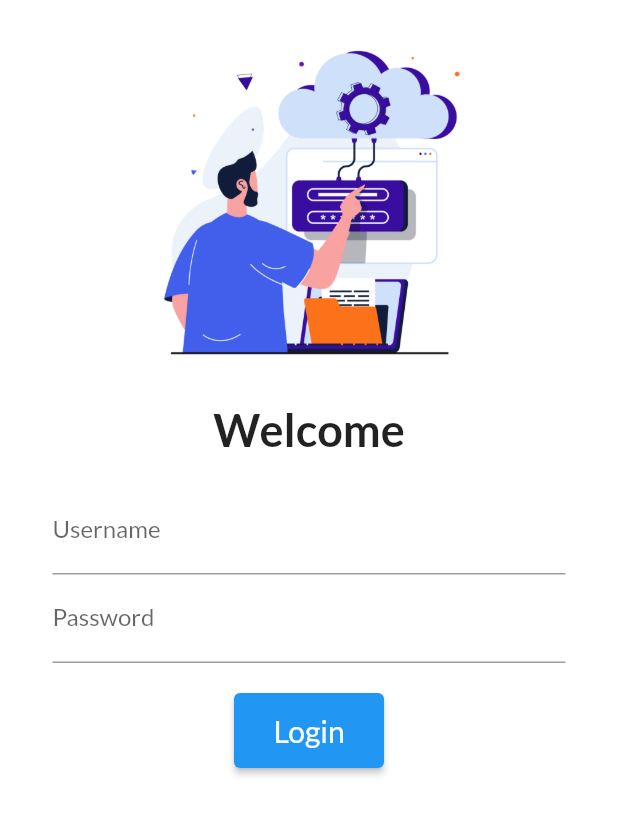
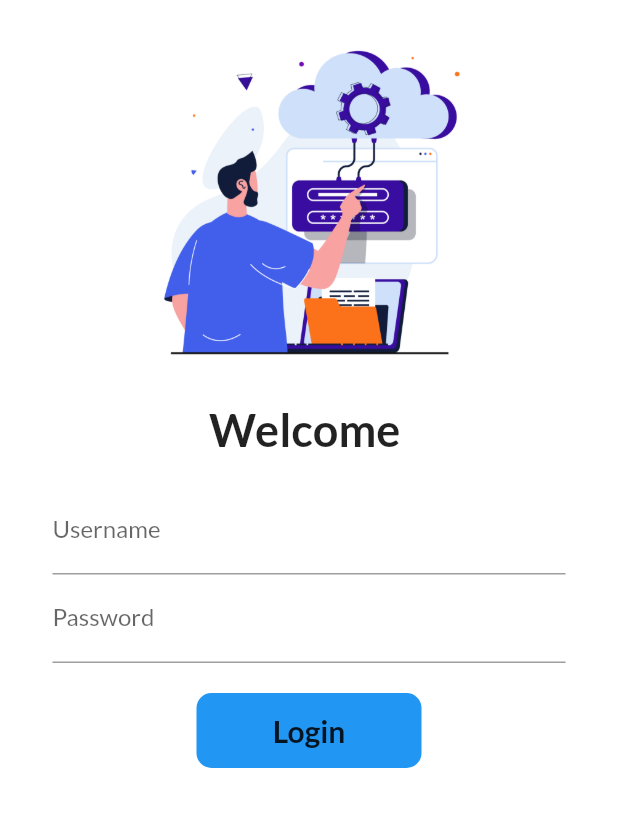
Before and after one commit to Dibs07/MY-30-DAYS-OF-FLUTTER, a Flutter app: the screen it shows after launch, on a phone screen of 412 x 824 dp. Shown: the top 815 px of the screen. Run offline on Flutter 3.47's test engine with Material 2 defaults, Android fonts, the phone set to English and light mode, and no system bars; our stand-ins replace google_fonts.

Commit message:
Day 6 completed

```diff
--- a/lib/Screens/login_page.dart
+++ b/lib/Screens/login_page.dart
@@ -1,9 +1,15 @@
 import 'package:flutter/material.dart';
 import 'package:flutterapp/utils/routes.dart';
 
-class Loginpage extends StatelessWidget {
+class Loginpage extends StatefulWidget {
+  @override
+  State<Loginpage> createState() => _LoginpageState();
+}
+
+class _LoginpageState extends State<Loginpage> {
   //const Loginpage({super.key});
-
+  String name = "";
+  bool changeButton = false;
   @override
   Widget build(BuildContext context) {
     return Material(
@@ -20,9 +26,9 @@ class Loginpage extends StatelessWidget {
               const SizedBox(
                 height: 20,
               ),
-              const Text(
-                "Welcome",
-                style: TextStyle(
+              Text(
+                "Welcome $name",
+                style: const TextStyle(
                   fontSize: 30,
                   fontWeight: FontWeight.bold,
                 ),
@@ -35,6 +41,10 @@ class Loginpage extends StatelessWidget {
                   hintText: "Enter Username",
                   labelText: "Username",
                 ),
+                onChanged: (value) {
+                  name = value;
+                  setState(() {});
+                },
               ),
               TextFormField(
                 obscureText: false,
@@ -46,7 +56,39 @@ class Loginpage extends StatelessWidget {
               const SizedBox(
                 height: 20,
               ),
-              ElevatedButton(
+              InkWell(
+                onTap: () async {
+                  setState(() {
+                    changeButton = true;
+                  });
+                  await Future.delayed(const Duration(seconds: 1));
+                  Navigator.pushNamed(context, Myroutes.homeRoute);
+                },
+                child: AnimatedContainer(
+                  duration: const Duration(seconds: 1),
+                  height: 50,
+                  width: changeButton ? 100 : 150,
+                  alignment: Alignment.center,
+                  decoration: BoxDecoration(
+                    color: Colors.blue,
+                    borderRadius: BorderRadius.circular(changeButton ? 15 : 10),
+                  ),
+                  child: changeButton
+                      ? const Icon(
+                          Icons.done,
+                          color: Colors.white,
+                        )
+                      : const Text(
+                          "Login",
+                          style: TextStyle(
+                            fontSize: 20,
+                            fontWeight: FontWeight.bold,
+                          ),
+                        ),
+                ),
+              ),
+
+              /*ElevatedButton(
                 style: TextButton.styleFrom(minimumSize: const Size(100, 50)),
                 onPressed: () {
                   Navigator.pushNamed(context, Myroutes.homeRoute);
@@ -55,7 +97,7 @@ class Loginpage extends StatelessWidget {
                   "Login",
                   style: TextStyle(fontSize: 20),
                 ),
-              ),
+              ),*/
             ],
           ),
         ),
```
